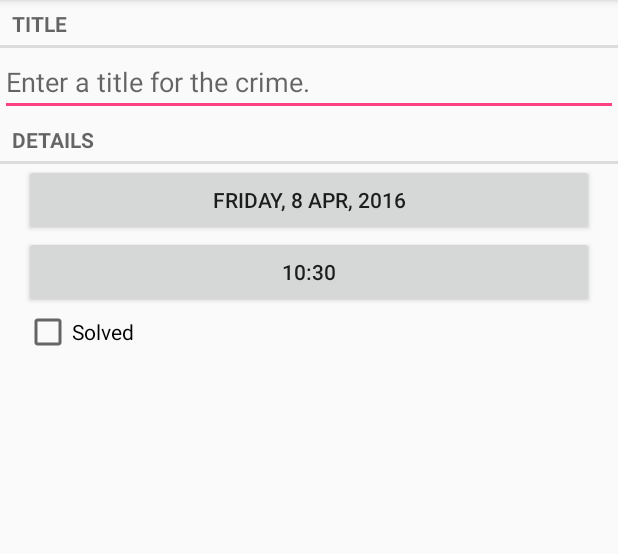
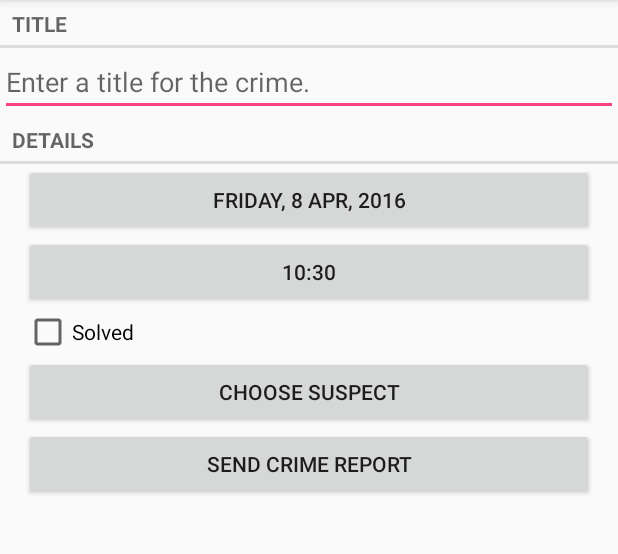
Before and after one commit to NicolasUA/CriminalIntent, an Android app: the screen it shows after launch (CrimePagerActivity), after a tap on "ADD CRIME", on a phone screen of 412 x 824 dp, the part 84-638 px from its top. Run offline under Robolectric (Android 15) with nearby library versions, the phone set to English and light mode, and no system bars.

Commit message:
Add suspect and report buttons. Made report

```diff
--- a/app/src/main/java/com/bignerdranch/android/criminalintent/Crime.java
+++ b/app/src/main/java/com/bignerdranch/android/criminalintent/Crime.java
@@ -9,6 +9,7 @@ public class Crime {
     private String mTitle;
     private Date mDate;
     private boolean mSolved;
+    private String mSuspect;
 
     public Crime() {
         this(UUID.randomUUID());
@@ -46,4 +47,12 @@ public class Crime {
     public void setSolved(boolean solved) {
         mSolved = solved;
     }
+
+    public String getSuspect() {
+        return mSuspect;
+    }
+
+    public void setSuspect(String suspect) {
+        mSuspect = suspect;
+    }
 }
--- a/app/src/main/java/com/bignerdranch/android/criminalintent/CrimeFragment.java
+++ b/app/src/main/java/com/bignerdranch/android/criminalintent/CrimeFragment.java
@@ -39,6 +39,8 @@ public class CrimeFragment extends Fragment {
     private Button mDateButton;
     private Button mTimeButton;
     private CheckBox mSolvedCheckBox;
+    private Button mSuspectButton;
+    private Button mSendReportButton;
 
     public static CrimeFragment newInstance(UUID crimeId) {
         Bundle args = new Bundle();
@@ -124,6 +126,18 @@ public class CrimeFragment extends Fragment {
                 mCrime.setSolved(isChecked);
             }
         });
+
+        mSendReportButton = (Button) view.findViewById(R.id.crime_report);
+        mSendReportButton.setOnClickListener(new View.OnClickListener() {
+            @Override
+            public void onClick(View v) {
+                Intent intent = new Intent(Intent.ACTION_SEND);
+                intent.setType("text/plain");
+                intent.putExtra(Intent.EXTRA_TEXT, getCrimeReport());
+                intent.putExtra(Intent.EXTRA_SUBJECT, getString(R.string.crime_report_subject));
+                startActivity(intent);
+            }
+        });
         return view;
     }
 
@@ -191,6 +205,27 @@ public class CrimeFragment extends Fragment {
         mTimeButton.setText(DateFormat.format("HH:mm", mCrime.getDate()));
     }
 
+    private String getCrimeReport() {
+        String solvedString;
+        if (mCrime.isSolved()) {
+            solvedString = getString(R.string.crime_report_solved);
+        } else {
+            solvedString = getString(R.string.crime_report_unsolved);
+        }
+
+        String dateString = DateFormat.format("EEE, MMM dd", mCrime.getDate()).toString();
+
+        String suspect = mCrime.getSuspect();
+        if (suspect == null) {
+            suspect = getString(R.string.crime_report_no_suspect);
+        } else {
+            suspect = getString(R.string.crime_report_suspect, suspect);
+        }
+
+        return getString(R.string.crime_report,
+                mCrime.getTitle(), dateString, solvedString, suspect);
+    }
+
     public void returnResult() {
         getActivity().setResult(Activity.RESULT_OK, null);
     }
--- a/app/src/main/java/com/bignerdranch/android/criminalintent/CrimeLab.java
+++ b/app/src/main/java/com/bignerdranch/android/criminalintent/CrimeLab.java
@@ -92,6 +92,7 @@ public class CrimeLab {
         values.put(CrimeTable.Columns.TITLE, crime.getTitle());
         values.put(CrimeTable.Columns.DATE, crime.getDate().getTime());
         values.put(CrimeTable.Columns.SOLVED, crime.isSolved() ? 1 : 0);
+        values.put(CrimeTable.Columns.SUSPECT, crime.getSuspect());
         return values;
     }
 
--- a/app/src/main/java/com/bignerdranch/android/criminalintent/TimePickerFragment.java
+++ b/app/src/main/java/com/bignerdranch/android/criminalintent/TimePickerFragment.java
@@ -2,7 +2,6 @@ package com.bignerdranch.android.criminalintent;
 
 import android.app.Activity;
 import android.app.Dialog;
-import android.content.DialogInterface;
 import android.content.Intent;
 import android.os.Bundle;
 import android.support.annotation.NonNull;
--- a/app/src/main/java/com/bignerdranch/android/criminalintent/database/CrimeBaseHelper.java
+++ b/app/src/main/java/com/bignerdranch/android/criminalintent/database/CrimeBaseHelper.java
@@ -17,11 +17,12 @@ public class CrimeBaseHelper extends SQLiteOpenHelper {
     @Override
     public void onCreate(SQLiteDatabase db) {
         db.execSQL("create table " + CrimeTable.NAME + "(" +
-        " _id integer primary key autoincrement, " +
-        CrimeTable.Columns.UUID + "," +
-        CrimeTable.Columns.TITLE + "," +
-        CrimeTable.Columns.DATE + "," +
-        CrimeTable.Columns.SOLVED + ")"
+                " _id integer primary key autoincrement, " +
+                CrimeTable.Columns.UUID + "," +
+                CrimeTable.Columns.TITLE + "," +
+                CrimeTable.Columns.DATE + "," +
+                CrimeTable.Columns.SOLVED + "," +
+                CrimeTable.Columns.SUSPECT + ")"
         );
     }
 
--- a/app/src/main/java/com/bignerdranch/android/criminalintent/database/CrimeCursorWrapper.java
+++ b/app/src/main/java/com/bignerdranch/android/criminalintent/database/CrimeCursorWrapper.java
@@ -19,11 +19,13 @@ public class CrimeCursorWrapper extends CursorWrapper {
         String title = getString(getColumnIndex(CrimeTable.Columns.TITLE));
         long date = getLong(getColumnIndex(CrimeTable.Columns.DATE));
         int isSolved  = getInt(getColumnIndex(CrimeTable.Columns.SOLVED));
+        String suspect = getString(getColumnIndex(CrimeTable.Columns.SUSPECT));
 
         Crime crime = new Crime(UUID.fromString(uuid));
         crime.setTitle(title);
         crime.setDate(new Date(date));
         crime.setSolved(isSolved != 0);
+        crime.setSuspect(suspect);
 
         return crime;
     }
--- a/app/src/main/java/com/bignerdranch/android/criminalintent/database/CrimeDbSchema.java
+++ b/app/src/main/java/com/bignerdranch/android/criminalintent/database/CrimeDbSchema.java
@@ -9,6 +9,7 @@ public class CrimeDbSchema {
             public static final String TITLE = "title";
             public static final String DATE = "date";
             public static final String SOLVED = "solved";
+            public static final String SUSPECT = "suspect";
         }
     }
 }
--- /dev/null
+++ b/app/src/main/res/layout-land/fragment_crime.xml
@@ -0,0 +1,88 @@
+<?xml version="1.0" encoding="utf-8"?>
+<LinearLayout
+    xmlns:android="http://schemas.android.com/apk/res/android"
+    android:layout_width="match_parent"
+    android:layout_height="match_parent"
+    android:orientation="vertical">
+
+    <TextView
+        android:layout_width="match_parent"
+        android:layout_height="wrap_content"
+        android:text="@string/crime_title_label"
+        style="?android:listSeparatorTextViewStyle"/>
+
+    <EditText
+        android:id="@+id/crime_title"
+        android:layout_width="match_parent"
+        android:layout_height="wrap_content"
+        android:hint="@string/crime_title_hint"/>
+
+    <TextView
+        android:layout_width="match_parent"
+        android:layout_height="wrap_content"
+        android:text="@string/crime_details_label"
+        style="?android:listSeparatorTextViewStyle"/>
+
+    <LinearLayout
+        android:layout_width="match_parent"
+        android:layout_height="wrap_content"
+        android:orientation="horizontal"
+        android:weightSum="2">
+
+        <LinearLayout
+            android:layout_width="match_parent"
+            android:layout_height="wrap_content"
+            android:orientation="vertical"
+            android:layout_weight="1">
+
+            <Button
+                android:id="@+id/crime_date"
+                android:layout_width="match_parent"
+                android:layout_height="wrap_content"
+                android:layout_marginLeft="16dp"
+                android:layout_marginRight="16dp"/>
+
+            <Button
+                android:id="@+id/crime_time"
+                android:layout_width="match_parent"
+                android:layout_height="wrap_content"
+                android:layout_marginLeft="16dp"
+                android:layout_marginRight="16dp"/>
+
+            <CheckBox
+                android:id="@+id/crime_solved"
+                android:layout_width="match_parent"
+                android:layout_height="wrap_content"
+                android:layout_marginLeft="16dp"
+                android:layout_marginRight="16dp"
+                android:text="@string/crime_solved_label"/>
+
+        </LinearLayout>
+
+        <LinearLayout
+            android:layout_width="match_parent"
+            android:layout_height="wrap_content"
+            android:orientation="vertical"
+            android:layout_weight="1">
+
+            <Button
+                android:id="@+id/crime_suspect"
+                android:layout_width="match_parent"
+                android:layout_height="wrap_content"
+                android:layout_marginLeft="16dp"
+                android:layout_marginRight="16dp"
+                android:text="@string/crime_suspect_text"/>
+
+            <Button
+                android:id="@+id/crime_report"
+                android:layout_width="match_parent"
+                android:layout_height="wrap_content"
+                android:layout_marginLeft="16dp"
+                android:layout_marginRight="16dp"
+                android:text="@string/crime_report_text"/>
+
+        </LinearLayout>
+
+    </LinearLayout>
+
+</LinearLayout>
--- a/app/src/main/res/layout/fragment_crime.xml
+++ b/app/src/main/res/layout/fragment_crime.xml
@@ -44,4 +44,21 @@
         android:layout_marginLeft="16dp"
         android:layout_marginRight="16dp"
         android:text="@string/crime_solved_label"/>
+
+    <Button
+        android:id="@+id/crime_suspect"
+        android:layout_width="match_parent"
+        android:layout_height="wrap_content"
+        android:layout_marginLeft="16dp"
+        android:layout_marginRight="16dp"
+        android:text="@string/crime_suspect_text"/>
+
+    <Button
+        android:id="@+id/crime_report"
+        android:layout_width="match_parent"
+        android:layout_height="wrap_content"
+        android:layout_marginLeft="16dp"
+        android:layout_marginRight="16dp"
+        android:text="@string/crime_report_text"/>
+
 </LinearLayout>
--- a/app/src/main/res/values/strings.xml
+++ b/app/src/main/res/values/strings.xml
@@ -14,6 +14,17 @@
     <string name="delete">Delete</string>
     <string name="empty_list">There are no crimes</string>
     <string name="add_crime">Add crime</string>
+    <string name="crime_suspect_text">Choose Suspect</string>
+    <string name="crime_report_text">Send Crime Report</string>
+    <string name="crime_report">%1$s!
+The crime was discovered on %2$s. %3$s, and %4$s
+</string>
+    <string name="crime_report_solved">The case is solved</string>
+    <string name="crime_report_unsolved">The case is not solved</string>
+    <string name="crime_report_no_suspect">there is no suspect.</string>
+    <string name="crime_report_suspect">the suspect is %s.</string>
+    <string name="crime_report_subject">CriminalIntent Crime Report</string>
+    <string name="send_report">Send crime report via</string>
     <plurals name="subtitle_plurals">
         <item quantity="one">%1$s crime</item>
         <item quantity="other">%1$s crimes</item>
```
Also changed, not shown: 1 other file.
